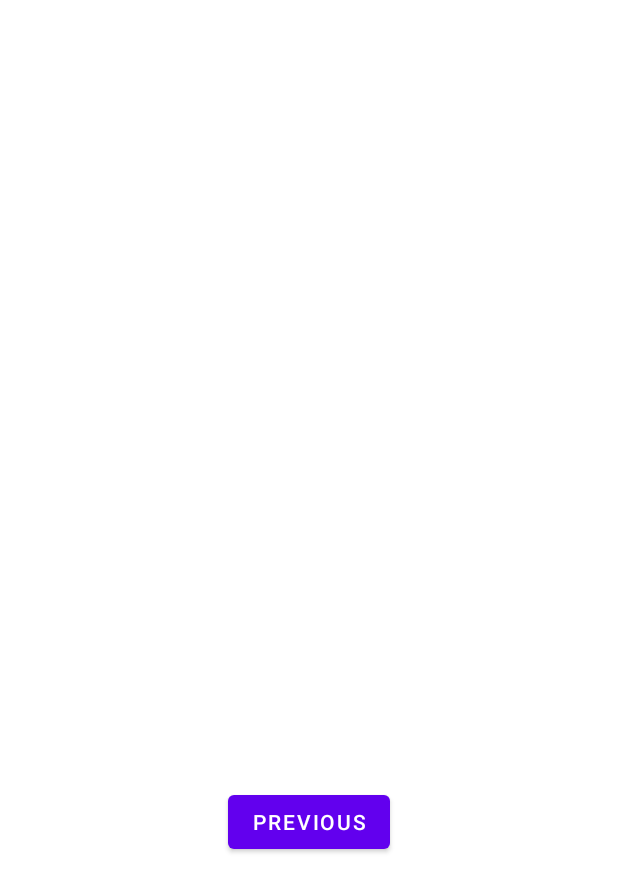
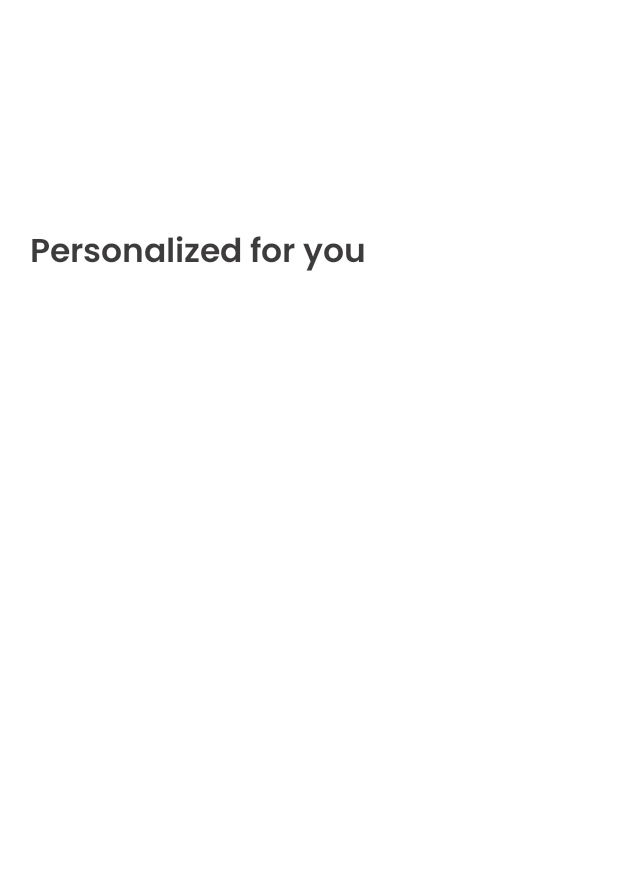
Before and after one commit to pun33t19/Abled_Future, an Android app: the fragment SecondFragment shown on its own in the app's theme, on a phone screen of 412 x 824 dp. Shown: the top 892 px of the screen. Run offline under Robolectric (Android 15) with nearby library versions, the phone set to English and light mode, and no system bars; our stand-ins replace Firebase (no records; nobody signed in at launch, a user with empty details on screens opened directly); pictures from the network do not load.

Commit message:
Personalized section done

```diff
--- a/app/src/main/java/com/example/abledfuture/SecondFragment.java
+++ /dev/null
@@ -1,47 +0,0 @@
-package com.example.abledfuture;
-
-import android.os.Bundle;
-import android.view.LayoutInflater;
-import android.view.View;
-import android.view.ViewGroup;
-
-import androidx.annotation.NonNull;
-import androidx.fragment.app.Fragment;
-import androidx.navigation.fragment.NavHostFragment;
-
-import com.example.abledfuture.databinding.FragmentSecondBinding;
-
-public class SecondFragment extends Fragment {
-
-    private FragmentSecondBinding binding;
-
-    @Override
-    public View onCreateView(
-            LayoutInflater inflater, ViewGroup container,
-            Bundle savedInstanceState
-    ) {
-
-        binding = FragmentSecondBinding.inflate(inflater, container, false);
-        return binding.getRoot();
-
-    }
-
-    public void onViewCreated(@NonNull View view, Bundle savedInstanceState) {
-        super.onViewCreated(view, savedInstanceState);
-
-        binding.buttonSecond.setOnClickListener(new View.OnClickListener() {
-            @Override
-            public void onClick(View view) {
-                NavHostFragment.findNavController(SecondFragment.this)
-                        .navigate(R.id.action_SecondFragment_to_FirstFragment);
-            }
-        });
-    }
-
-    @Override
-    public void onDestroyView() {
-        super.onDestroyView();
-        binding = null;
-    }
-
-}
--- /dev/null
+++ b/app/src/main/java/com/example/abledfuture/fragments/SecondFragment.kt
@@ -0,0 +1,81 @@
+package com.example.abledfuture.fragments
+
+import JobHiringAdapter
+import android.os.Bundle
+import android.util.Log
+import androidx.fragment.app.Fragment
+import android.view.LayoutInflater
+import android.view.View
+import android.view.ViewGroup
+import androidx.fragment.app.activityViewModels
+import androidx.recyclerview.widget.LinearLayoutManager
+import com.example.abledfuture.JobViewModel
+import com.example.abledfuture.R
+import com.example.abledfuture.databinding.FragmentSecondBinding
+import com.example.abledfuture.model.JobDataModel
+import com.google.firebase.firestore.ktx.firestore
+import com.google.firebase.ktx.Firebase
+
+
+class SecondFragment : Fragment() {
+    // TODO: Rename and change types of parameters
+    private lateinit var binding:FragmentSecondBinding
+    private val viewModel:JobViewModel by activityViewModels()
+
+    override fun onCreate(savedInstanceState: Bundle?) {
+        super.onCreate(savedInstanceState)
+
+    }
+
+    override fun onCreateView(
+        inflater: LayoutInflater, container: ViewGroup?,
+        savedInstanceState: Bundle?
+    ): View? {
+        // Inflate the layout for this fragment
+       binding=FragmentSecondBinding.inflate(inflater)
+        return binding.root
+    }
+
+    override fun onViewCreated(view: View, savedInstanceState: Bundle?) {
+        super.onViewCreated(view, savedInstanceState)
+
+        val list: MutableList<JobDataModel> = mutableListOf()
+
+
+
+        Firebase.firestore.collection("Jobs").whereEqualTo("JobPreference","Blind").get().addOnSuccessListener { result ->
+            for (document in result) {
+                val model = JobDataModel(
+                    document.data["EmployerName"].toString(),
+                    document.data["EmployerLogo"].toString(),
+                    document.data["JobPublisher"].toString(),
+                    document.data["JobEmploymentType"].toString(),
+                    document.data["JobTitle"].toString(),
+                    document.data["JobDescription"].toString(),
+                    document.data["JobCity"].toString(),
+                    document.data["JobState"].toString(),
+                    document.data["JobSalary"].toString(),
+                    document.data["JobPreference"].toString(),
+                )
+
+                list.add(model)
+
+            }
+            Log.d("LIST",list.toString())
+            binding.recyclerViewJob.layoutManager=
+                LinearLayoutManager(context,LinearLayoutManager.VERTICAL,false)
+            binding.recyclerViewJob.adapter=JobHiringAdapter(list,requireContext())
+            viewModel.jobDataList.value=list
+
+        }
+
+
+
+        Log.d("LIST_NOW_HERE",list.toString())
+
+
+    }
+
+
+
+}
--- a/app/src/main/res/layout/fragment_second.xml
+++ b/app/src/main/res/layout/fragment_second.xml
@@ -1,27 +1,30 @@
 <?xml version="1.0" encoding="utf-8"?>
-<androidx.constraintlayout.widget.ConstraintLayout xmlns:android="http://schemas.android.com/apk/res/android"
-    xmlns:app="http://schemas.android.com/apk/res-auto"
+
+<RelativeLayout android:layout_width="match_parent"
+    android:layout_height="match_parent"
     xmlns:tools="http://schemas.android.com/tools"
-    android:layout_width="match_parent"
-    android:layout_height="match_parent"
-    tools:context=".SecondFragment">
 
-    <TextView
-        android:id="@+id/textview_second"
+    xmlns:android="http://schemas.android.com/apk/res/android">
+
+    <com.google.android.material.textview.MaterialTextView
+        android:id="@+id/hiring_text_1"
         android:layout_width="wrap_content"
         android:layout_height="wrap_content"
-        app:layout_constraintBottom_toTopOf="@id/button_second"
-        app:layout_constraintEnd_toEndOf="parent"
-        app:layout_constraintStart_toStartOf="parent"
-        app:layout_constraintTop_toTopOf="parent" />
 
-    <Button
-        android:id="@+id/button_second"
-        android:layout_width="wrap_content"
-        android:layout_height="wrap_content"
-        android:text="@string/previous"
-        app:layout_constraintBottom_toBottomOf="parent"
-        app:layout_constraintEnd_toEndOf="parent"
-        app:layout_constraintStart_toStartOf="parent"
-        app:layout_constraintTop_toBottomOf="@id/textview_second" />
-</androidx.constraintlayout.widget.ConstraintLayout>
+        android:layout_marginTop="150dp"
+        android:layout_marginStart="20dp"
+        android:fontFamily="@font/poppins_semibold"
+        android:text="Personalized for you"
+        android:textColor="#D7191717"
+        android:textSize="22sp" />
+
+    <androidx.recyclerview.widget.RecyclerView
+        android:id="@+id/recycler_view_job"
+        android:layout_width="match_parent"
+        android:layout_height="match_parent"
+        android:layout_below="@id/hiring_text_1"
+        android:layout_marginTop="10dp"
+        tools:itemCount="7"
+        tools:listitem="@layout/job_tile" />
+
+</RelativeLayout>
```
Also changed, not shown: app/src/main/java/com/example/abledfuture/Adapters/ViewPagerAdapter.kt (added, +26 -0 lines), app/src/main/java/com/example/abledfuture/FirstFragment.java (deleted, +0 -47 lines), app/src/main/java/com/example/abledfuture/fragments/FirstFragment.kt (added, +98 -0 lines), app/src/main/java/com/example/abledfuture/fragments/HiringMainFragment.kt (+8 -36 lines), app/src/main/java/com/example/abledfuture/fragments/JobReqDetailFragment.kt (+7 -0 lines), app/src/main/res/layout/fragment_first.xml (+25 -23 lines), app/src/main/res/layout/fragment_hiring_main.xml (+19 -41 lines).
